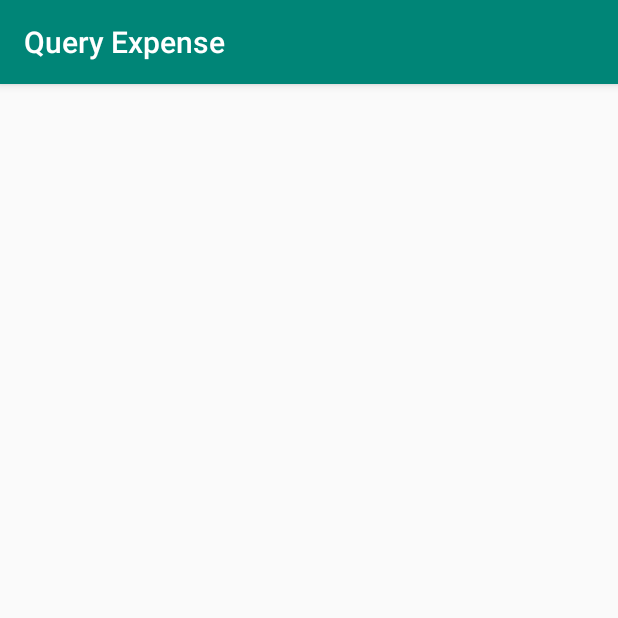
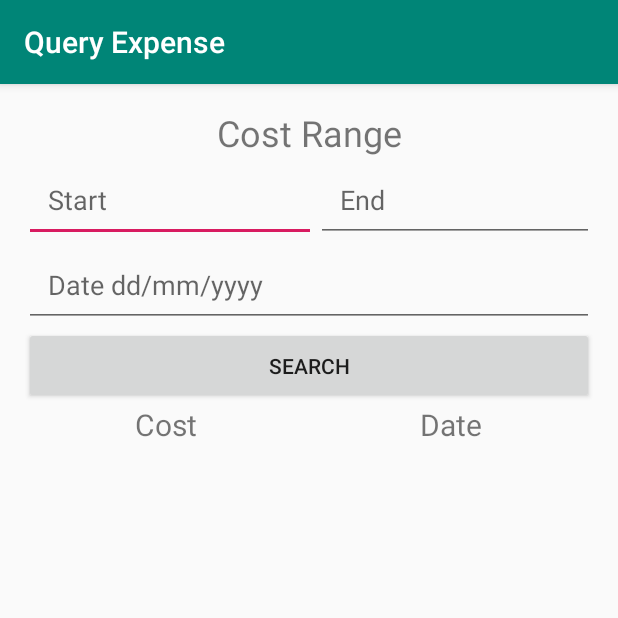
Before and after one commit to ShrirangPatil/My-Expense-Manager, an Android app: the QueryExpense screen opened directly, with no data from a screen before it, on a phone screen of 412 x 824 dp, the top half of it. Run offline under Robolectric (Android 15) with nearby library versions, the phone set to English and light mode, and no system bars.

Commit message:
AddExpense and QueryExpense Activity complected

```diff
--- a/app/src/main/java/com/example/android/myexpensemanager/ExpenseDbHelper.java
+++ b/app/src/main/java/com/example/android/myexpensemanager/ExpenseDbHelper.java
@@ -16,7 +16,7 @@ public class ExpenseDbHelper extends SQLiteOpenHelper {
                     ExpenseEntry._ID + " INTEGER PRIMARY KEY," +
                     ExpenseEntry.COLUMN_NAME_COST + " DOUBLE," +
                     ExpenseEntry.COLUMN_NAME_DESCRIPTION + " TEXT," +
-                    ExpenseEntry.COLUMN_NAME_DATE + " TEXT,)";
+                    ExpenseEntry.COLUMN_NAME_DATE + " TEXT)";
 
     private static final String SQL_DELETE_ENTRIES =
             "DROP TABLE IF EXISTS " + ExpenseEntry.TABLE_NAME;
--- a/app/src/main/res/layout/activity_add_expense.xml
+++ b/app/src/main/res/layout/activity_add_expense.xml
@@ -13,6 +13,7 @@
         android:hint="@string/cost_edit_text"
         android:id="@+id/mxm_cost"
         android:inputType="numberDecimal"
+        android:maxLength="20"
         android:padding="16dp"/>
 
     <EditText
@@ -21,6 +22,7 @@
         android:hint="@string/desc_edit_text"
         android:id="@+id/mxm_desc"
         android:inputType="text"
+        android:maxLength="100"
         android:padding="16dp"/>
 
     <EditText
@@ -28,6 +30,7 @@
         android:layout_height="wrap_content"
         android:hint="@string/date_edit_text"
         android:id="@+id/mxm_date"
+        android:maxLength="10"
         android:inputType="date"
         android:padding="16dp"/>
 
--- a/app/src/main/res/layout/activity_query_expense.xml
+++ b/app/src/main/res/layout/activity_query_expense.xml
@@ -1,9 +1,82 @@
 <?xml version="1.0" encoding="utf-8"?>
-<androidx.constraintlayout.widget.ConstraintLayout xmlns:android="http://schemas.android.com/apk/res/android"
-    xmlns:app="http://schemas.android.com/apk/res-auto"
+<LinearLayout xmlns:android="http://schemas.android.com/apk/res/android"
     xmlns:tools="http://schemas.android.com/tools"
     android:layout_width="match_parent"
     android:layout_height="match_parent"
+    android:orientation="vertical"
+    android:padding="16dp"
     tools:context=".QueryExpense">
 
-</androidx.constraintlayout.widget.ConstraintLayout>
+    <LinearLayout
+        android:layout_width="match_parent"
+        android:layout_height="wrap_content"
+        android:orientation="vertical"
+        android:paddingBottom="10dp">
+
+        <TextView
+            android:layout_width="match_parent"
+            android:layout_height="wrap_content"
+            android:text="@string/cost_range_text_view"
+            android:textSize="24sp"
+            android:gravity="center"/>
+        <LinearLayout
+            android:layout_width="match_parent"
+            android:layout_height="wrap_content"
+            android:orientation="horizontal">
+            <EditText
+                android:layout_width="wrap_content"
+                android:layout_height="wrap_content"
+                android:layout_weight="1"
+                android:padding="16dp"
+                android:hint="@string/start_range"
+                android:inputType="numberDecimal"
+                android:id="@+id/mxm_start"/>
+            <EditText
+                android:layout_width="wrap_content"
+                android:layout_height="wrap_content"
+                android:layout_weight="1"
+                android:padding="16dp"
+                android:hint="@string/end_range"
+                android:inputType="numberDecimal"
+                android:id="@+id/mxm_end"/>
+        </LinearLayout>
+        <EditText
+            android:layout_width="match_parent"
+            android:layout_height="wrap_content"
+            android:padding="16dp"
+            android:hint="@string/date_edit_text"
+            android:inputType="date"
+            android:id="@+id/mxm_search_date"/>
+        <Button
+            android:layout_width="match_parent"
+            android:layout_height="wrap_content"
+            android:padding="16dp"
+            android:id="@+id/mxm_query_button"
+            android:text="@string/search_button"/>
+        <LinearLayout
+            android:layout_width="match_parent"
+            android:layout_height="wrap_content"
+            android:orientation="horizontal">
+            <TextView
+                android:layout_width="wrap_content"
+                android:layout_height="wrap_content"
+                android:text="@string/cost_edit_text"
+                android:layout_weight="1"
+                android:gravity="center"
+                android:textSize="20sp"/>
+            <TextView
+                android:layout_width="wrap_content"
+                android:layout_height="wrap_content"
+                android:text="@string/date"
+                android:layout_weight="1"
+                android:gravity="center"
+                android:textSize="20sp"/>
+        </LinearLayout>
+    </LinearLayout>
+    <ListView
+        android:layout_width="match_parent"
+        android:layout_height="wrap_content"
+        android:id="@+id/mxm_list_view_expense">
+    </ListView>
+
+</LinearLayout>
--- a/app/src/main/res/values/strings.xml
+++ b/app/src/main/res/values/strings.xml
@@ -1,5 +1,6 @@
 <resources>
     <string name="app_name">MyExpenseManager</string>
+
     <string name="add_button">Add</string>
     <string name="search_button">Search</string>
     <string name="delete_button">Delete</string>
@@ -9,4 +10,9 @@
     <string name="cost_edit_text">Cost</string>
     <string name="desc_edit_text">Description</string>
     <string name="date_edit_text">Date dd/mm/yyyy</string>
+
+    <string name="cost_range_text_view">Cost Range</string>
+    <string name="start_range">Start</string>
+    <string name="end_range">End</string>
+    <string name="date">Date</string>
 </resources>
```
Also changed, not shown: app/src/main/java/com/example/android/myexpensemanager/AddExpense.java (+59 -18 lines), app/src/main/java/com/example/android/myexpensemanager/ExpenseAdapter.java (added, +39 -0 lines), app/src/main/java/com/example/android/myexpensemanager/QueryExpense.java (+121 -0 lines), app/src/main/res/layout/layout_expense_list.xml (added, +20 -0 lines).
